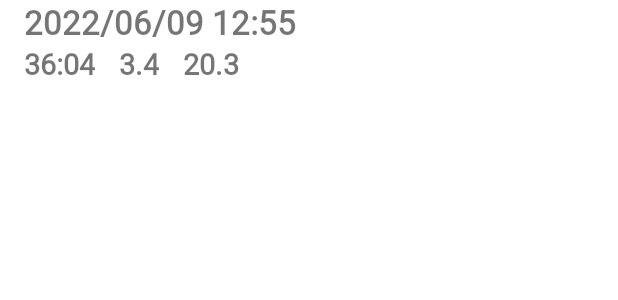
After one commit to neighbor-developers/RidingPartnerInSiheung, an Android app: the layout listview_record_item.xml on its own in the app's theme, with its tools: preview values and no code run, on a phone screen of 412 x 824 dp. The commit adds this screen. Shown: the top 300 px of the screen. Run offline under Robolectric (Android 15) with nearby library versions, the phone set to English and light mode, and no system bars.

Commit message:
feat: 스타트 프래그먼트 기록 리스트뷰 추가

```diff
--- a/app/build.gradle
+++ b/app/build.gradle
@@ -70,4 +70,6 @@ dependencies {
     implementation 'com.squareup.retrofit2:retrofit:2.8.0'
     implementation 'com.squareup.retrofit2:converter-gson:2.8.0'
     implementation 'com.naver.maps:map-sdk:3.15.0'
+
+    implementation 'com.google.code.gson:gson:2.8.6'
 }
--- a/app/src/main/java/com/first/ridingpartnerinsiheung/scenarios/main/maps/ridingMap/RidingFragment.kt
+++ b/app/src/main/java/com/first/ridingpartnerinsiheung/scenarios/main/maps/ridingMap/RidingFragment.kt
@@ -200,7 +200,7 @@ class RidingFragment : Fragment(), OnMapReadyCallback {
             override fun onOKClicked() {
                 viewModel.saveData(onFailure = { showToast("저장 실패") }, data, endTime)
                 var prefs = MySharedPreferences((activity as MapActivity).applicationContext)
-                prefs.recentRidingTime = endTime
+                prefs.recentRidingTime = endTime    // string 배열로 만들기
                 val intent = Intent(requireContext(), RecordActivity::class.java)
                 intent.putExtra("time",endTime)
                 intent.putExtra("data", data)
--- /dev/null
+++ b/app/src/main/java/com/first/ridingpartnerinsiheung/scenarios/main/recordPage/RecordList.kt
@@ -0,0 +1,4 @@
+package com.first.ridingpartnerinsiheung.scenarios.main.recordPage.RecordList
+
+class RecordList(val date : String) {
+}
--- /dev/null
+++ b/app/src/main/res/layout/listview_record_item.xml
@@ -0,0 +1,53 @@
+<?xml version="1.0" encoding="utf-8"?>
+<RelativeLayout xmlns:android="http://schemas.android.com/apk/res/android"
+    android:layout_width="fill_parent"
+    android:layout_height="60dp"
+    android:layout_marginStart="16dp"
+    android:orientation="vertical"
+    xmlns:tools="http://schemas.android.com/tools">
+
+    <TextView
+        android:id="@+id/date"
+        android:layout_width="wrap_content"
+        android:layout_height="wrap_content"
+        android:fontFamily="@font/b"
+        android:textSize="22dp"
+        android:textStyle="bold"
+        tools:text="2022/06/09 12:55" />
+
+    <TextView
+        android:id="@+id/distance"
+        android:layout_width="wrap_content"
+        android:layout_height="wrap_content"
+        android:layout_below="@id/date"
+        android:fontFamily="@font/b"
+        android:textSize="19sp"
+        android:textStyle="bold"
+        tools:text="36:04" />
+
+    <TextView
+        android:id="@+id/avgSpeed"
+        android:layout_width="wrap_content"
+        android:layout_height="wrap_content"
+        android:layout_toRightOf="@id/distance"
+        android:paddingLeft="16dp"
+        android:fontFamily="@font/b"
+        android:layout_below="@id/date"
+        android:textSize="19sp"
+        android:textStyle="bold"
+        tools:text="3.4"/>
+
+    <TextView
+        android:id="@+id/time"
+        android:layout_width="wrap_content"
+        android:layout_height="wrap_content"
+        android:fontFamily="@font/b"
+        android:textSize="19sp"
+        android:paddingLeft="16dp"
+        android:layout_below="@id/date"
+        android:layout_toRightOf="@id/avgSpeed"
+        android:textStyle="bold"
+        tools:text="20.3"
+        />
+
+</RelativeLayout>
```
Also changed, not shown: app/src/main/java/com/first/ridingpartnerinsiheung/scenarios/main/mainPage/startPage/StartFragment.kt (+12 -1 lines), app/src/main/java/com/first/ridingpartnerinsiheung/scenarios/main/recordPage/RecordListAdapter.kt (added, +35 -0 lines), app/src/main/res/layout/fragment_start.xml (+18 -1 lines), app/src/main/res/layout/listview_record_itme.xml (deleted, +0 -20 lines).
